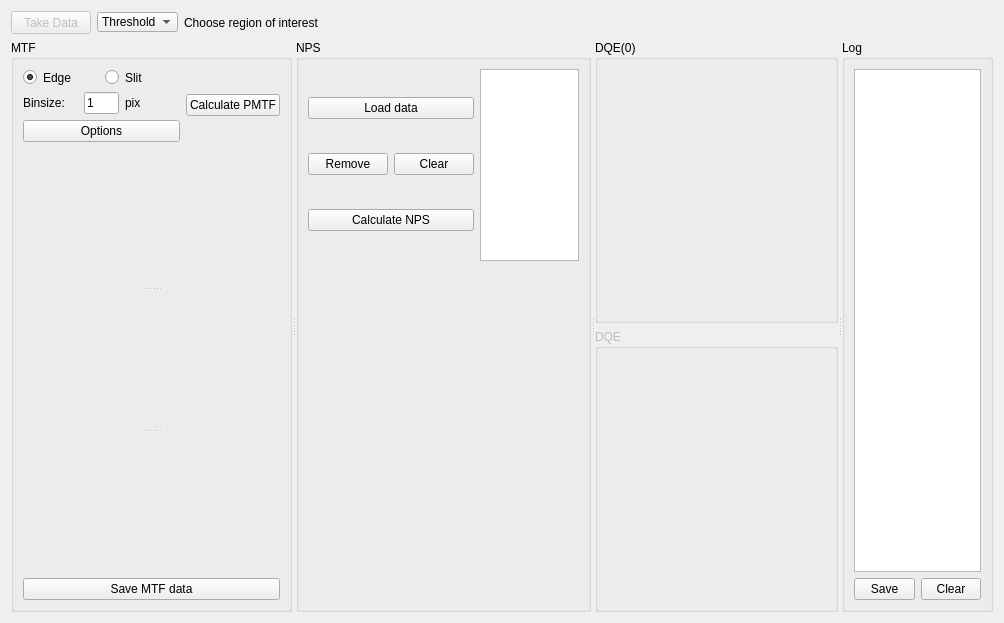
First picture: the form in SpidrMpx3Eq/qcstmdqe.ui, repository navrit/dexter, before the edit.
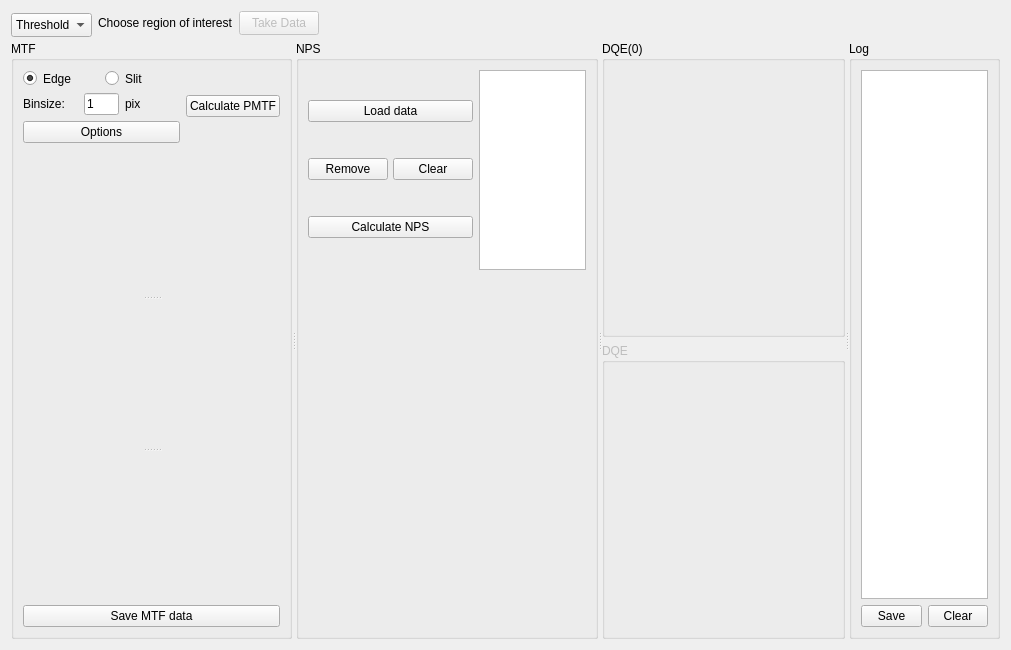
Second picture: the form after the edit. Custom widgets are drawn as their Qt base class.

Diff of the .ui file:
```diff
--- a/SpidrMpx3Eq/qcstmdqe.ui
+++ b/SpidrMpx3Eq/qcstmdqe.ui
@@ -6,8 +6,8 @@
    <rect>
     <x>0</x>
     <y>0</y>
-    <width>1004</width>
-    <height>623</height>
+    <width>1011</width>
+    <height>650</height>
    </rect>
   </property>
   <property name="windowTitle">
@@ -16,28 +16,18 @@
   <layout class="QVBoxLayout" name="verticalLayout_6">
    <item>
     <layout class="QHBoxLayout" name="horizontalLayout_4">
-     <item>
-      <widget class="QPushButton" name="takeDataPushButton">
-       <property name="enabled">
-        <bool>false</bool>
-       </property>
-       <property name="maximumSize">
-        <size>
-         <width>16777215</width>
-         <height>23</height>
-        </size>
-       </property>
-       <property name="text">
-        <string>Take Data</string>
-       </property>
-      </widget>
-     </item>
      <item>
       <widget class="QComboBox" name="comboBox">
+       <property name="sizePolicy">
+        <sizepolicy hsizetype="Minimum" vsizetype="Fixed">
+         <horstretch>0</horstretch>
+         <verstretch>0</verstretch>
+        </sizepolicy>
+       </property>
        <property name="minimumSize">
         <size>
          <width>81</width>
-         <height>0</height>
+         <height>24</height>
         </size>
        </property>
        <property name="maximumSize">
@@ -46,6 +36,9 @@
          <height>20</height>
         </size>
        </property>
+       <property name="sizeAdjustPolicy">
+        <enum>QComboBox::AdjustToContents</enum>
+       </property>
        <item>
         <property name="text">
          <string>Threshold 0</string>
@@ -86,6 +79,28 @@
        </property>
       </widget>
      </item>
+     <item>
+      <widget class="QPushButton" name="takeDataPushButton">
+       <property name="enabled">
+        <bool>false</bool>
+       </property>
+       <property name="minimumSize">
+        <size>
+         <width>0</width>
+         <height>24</height>
+        </size>
+       </property>
+       <property name="maximumSize">
+        <size>
+         <width>16777215</width>
+         <height>23</height>
+        </size>
+       </property>
+       <property name="text">
+        <string>Take Data</string>
+       </property>
+      </widget>
+     </item>
      <item>
       <spacer name="horizontalSpacer">
        <property name="maximumSize">
@@ -246,6 +261,9 @@
            </item>
            <item>
             <layout class="QHBoxLayout" name="horizontalLayout_6">
+             <property name="spacing">
+              <number>5</number>
+             </property>
              <item>
               <widget class="QPushButton" name="removeDataFilePushButton">
                <property name="text">
```
